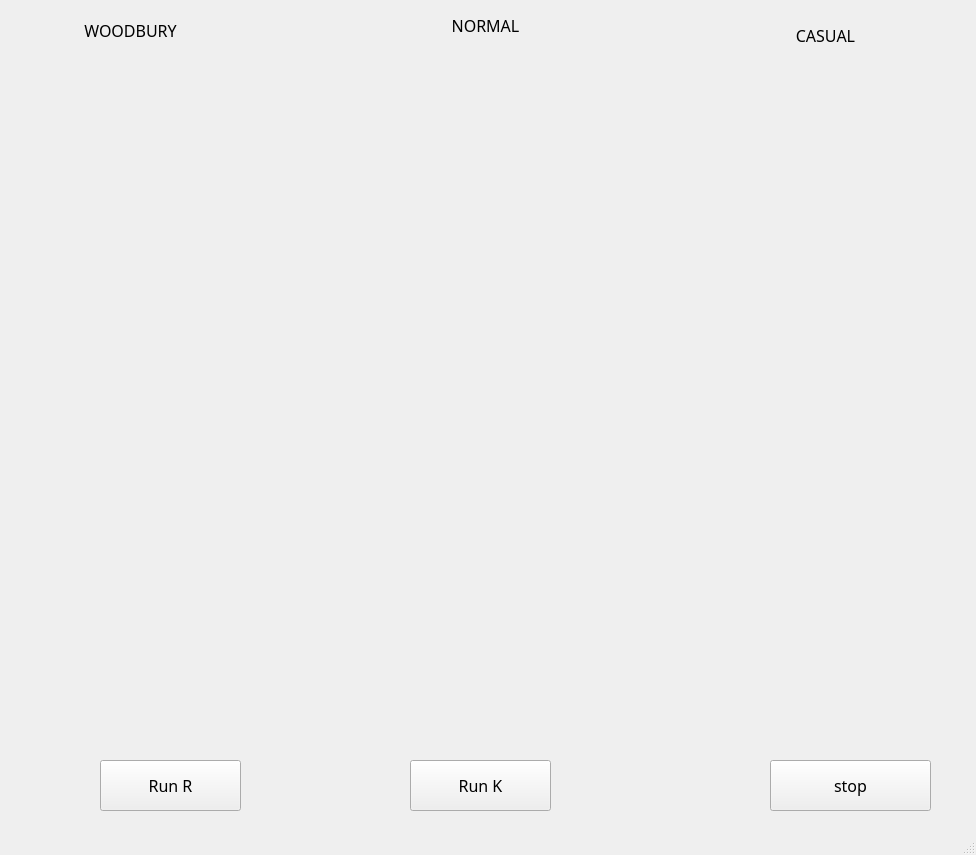
Jie0906/hsipl_HW4, file result.ui: the form before one commit.
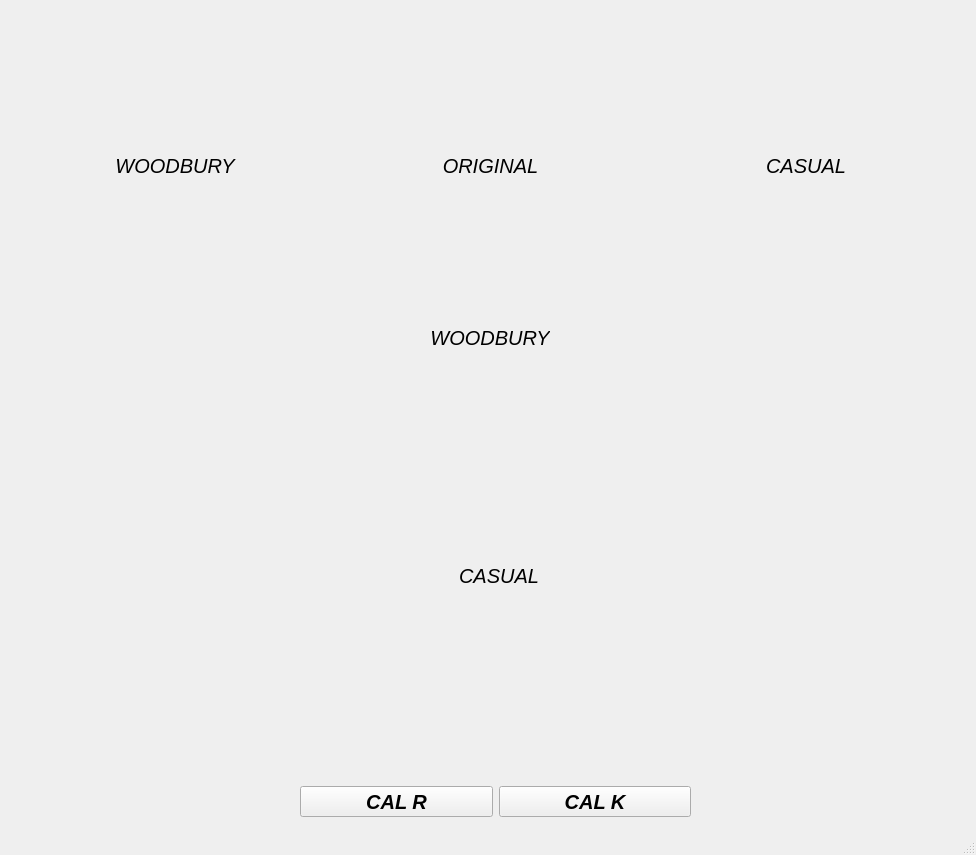
The form after the commit.

Diff of the .ui file:
```diff
--- a/result.ui
+++ b/result.ui
@@ -14,66 +14,20 @@
    <string>RXD-GUI</string>
   </property>
   <widget class="QWidget" name="centralwidget">
-   <widget class="QPushButton" name="pushButton_4">
-    <property name="geometry">
-     <rect>
-      <x>770</x>
-      <y>760</y>
-      <width>161</width>
-      <height>51</height>
-     </rect>
-    </property>
-    <property name="font">
-     <font>
-      <family>Yu Mincho Light</family>
-      <pointsize>12</pointsize>
-     </font>
-    </property>
-    <property name="text">
-     <string>stop</string>
-    </property>
-    <property name="iconSize">
-     <size>
-      <width>16</width>
-      <height>16</height>
-     </size>
-    </property>
-   </widget>
-   <widget class="QLabel" name="label_3">
+   <widget class="QLabel" name="label_6">
     <property name="geometry">
      <rect>
       <x>430</x>
-      <y>10</y>
-      <width>111</width>
-      <height>31</height>
+      <y>326</y>
+      <width>120</width>
+      <height>24</height>
      </rect>
     </property>
     <property name="font">
      <font>
-      <family>標楷體</family>
-      <pointsize>12</pointsize>
-     </font>
-    </property>
-    <property name="text">
-     <string>NORMAL</string>
-    </property>
-    <property name="alignment">
-     <set>Qt::AlignCenter</set>
-    </property>
-   </widget>
-   <widget class="QLabel" name="label_4">
-    <property name="geometry">
-     <rect>
-      <x>60</x>
-      <y>0</y>
-      <width>141</width>
-      <height>61</height>
-     </rect>
-    </property>
-    <property name="font">
-     <font>
-      <family>標楷體</family>
-      <pointsize>12</pointsize>
+      <family>Arial</family>
+      <pointsize>15</pointsize>
+      <italic>true</italic>
      </font>
     </property>
     <property name="text">
@@ -83,19 +37,20 @@
      <set>Qt::AlignCenter</set>
     </property>
    </widget>
-   <widget class="QLabel" name="label_5">
+   <widget class="QLabel" name="label_7">
     <property name="geometry">
      <rect>
-      <x>740</x>
-      <y>10</y>
-      <width>171</width>
-      <height>51</height>
+      <x>460</x>
+      <y>564</y>
+      <width>78</width>
+      <height>24</height>
      </rect>
     </property>
     <property name="font">
      <font>
-      <family>標楷體</family>
-      <pointsize>12</pointsize>
+      <family>Arial</family>
+      <pointsize>15</pointsize>
+      <italic>true</italic>
      </font>
     </property>
     <property name="text">
@@ -109,116 +64,187 @@
     <property name="geometry">
      <rect>
       <x>20</x>
-      <y>50</y>
-      <width>221</width>
-      <height>201</height>
-     </rect>
-    </property>
-    <layout class="QVBoxLayout" name="verticalLayout_2">
-     <item>
-      <layout class="QVBoxLayout" name="verticalLayout_7" stretch=""/>
-     </item>
-    </layout>
-   </widget>
-   <widget class="QWidget" name="">
-    <property name="geometry">
-     <rect>
-      <x>720</x>
-      <y>50</y>
-      <width>221</width>
-      <height>201</height>
-     </rect>
-    </property>
-    <layout class="QVBoxLayout" name="verticalLayout_3">
-     <item>
-      <layout class="QVBoxLayout" name="verticalLayout_8" stretch=""/>
-     </item>
-    </layout>
-   </widget>
-   <widget class="QWidget" name="">
-    <property name="geometry">
-     <rect>
-      <x>370</x>
-      <y>44</y>
-      <width>231</width>
+      <y>350</y>
+      <width>941</width>
       <height>211</height>
      </rect>
     </property>
-    <layout class="QVBoxLayout" name="verticalLayout_6" stretch="0">
-     <item>
-      <layout class="QHBoxLayout" name="horizontalLayout_3" stretch="0">
-       <item>
-        <layout class="QVBoxLayout" name="verticalLayout"/>
-       </item>
-      </layout>
-     </item>
+    <layout class="QVBoxLayout" name="verticalLayout_4">
+     <property name="spacing">
+      <number>6</number>
+     </property>
     </layout>
    </widget>
    <widget class="QWidget" name="">
     <property name="geometry">
      <rect>
       <x>20</x>
-      <y>540</y>
-      <width>921</width>
+      <y>590</y>
+      <width>941</width>
       <height>191</height>
      </rect>
     </property>
     <layout class="QVBoxLayout" name="verticalLayout_5"/>
    </widget>
+   <widget class="QWidget" name="">
+    <property name="geometry">
+     <rect>
+      <x>300</x>
+      <y>786</y>
+      <width>391</width>
+      <height>31</height>
+     </rect>
+    </property>
+    <layout class="QHBoxLayout" name="horizontalLayout_2">
+     <item>
+      <widget class="QPushButton" name="pushButton_2">
+       <property name="font">
+        <font>
+         <family>Arial</family>
+         <pointsize>15</pointsize>
+         <weight>75</weight>
+         <italic>true</italic>
+         <bold>true</bold>
+        </font>
+       </property>
+       <property name="text">
+        <string>CAL R</string>
+       </property>
+       <property name="iconSize">
+        <size>
+         <width>16</width>
+         <height>16</height>
+        </size>
+       </property>
+      </widget>
+     </item>
+     <item>
+      <widget class="QPushButton" name="pushButton_3">
+       <property name="font">
+        <font>
+         <family>Arial</family>
+         <pointsize>15</pointsize>
+         <weight>75</weight>
+         <italic>true</italic>
+         <bold>true</bold>
+        </font>
+       </property>
+       <property name="cursor">
+        <cursorShape>ArrowCursor</cursorShape>
+       </property>
+       <property name="text">
+        <string>CAL K</string>
+       </property>
+      </widget>
+     </item>
+    </layout>
+   </widget>
    <widget class="QWidget" name="">
     <property name="geometry">
      <rect>
       <x>20</x>
-      <y>300</y>
-      <width>921</width>
-      <height>211</height>
+      <y>10</y>
+      <width>941</width>
+      <height>311</height>
      </rect>
     </property>
-    <layout class="QVBoxLayout" name="verticalLayout_4"/>
-   </widget>
-   <widget class="QPushButton" name="pushButton_2">
-    <property name="geometry">
-     <rect>
-      <x>100</x>
-      <y>760</y>
-      <width>141</width>
-      <height>51</height>
-     </rect>
-    </property>
-    <property name="font">
-     <font>
-      <family>Yu Mincho Light</family>
-      <pointsize>12</pointsize>
-     </font>
-    </property>
-    <property name="text">
-     <string>Run R</string>
-    </property>
-    <property name="iconSize">
-     <size>
-      <width>16</width>
-      <height>16</height>
-     </size>
-    </property>
-   </widget>
-   <widget class="QPushButton" name="pushButton_3">
-    <property name="geometry">
-     <rect>
-      <x>410</x>
-      <y>760</y>
-      <width>141</width>
-      <height>51</height>
-     </rect>
-    </property>
-    <property name="font">
-     <font>
-      <family>Yu Mincho Light</family>
-      <pointsize>12</pointsize>
-     </font>
-    </property>
-    <property name="text">
-     <string>Run K</string>
-    </property>
+    <layout class="QHBoxLayout" name="horizontalLayout" stretch="0,0,0">
+     <item>
+      <layout class="QVBoxLayout" name="verticalLayout_9" stretch="1,3">
+       <item>
+        <widget class="QLabel" name="label_4">
+         <property name="font">
+          <font>
+           <family>Arial</family>
+           <pointsize>15</pointsize>
+           <italic>true</italic>
+          </font>
+         </property>
+         <property name="text">
+          <string>WOODBURY</string>
+         </property>
+         <property name="alignment">
+          <set>Qt::AlignCenter</set>
+         </property>
+        </widget>
+       </item>
+       <item>
+        <layout class="QVBoxLayout" name="verticalLayout_2">
+         <item>
+          <layout class="QVBoxLayout" name="verticalLayout_7">
+           <property name="sizeConstraint">
+            <enum>QLayout::SetFixedSize</enum>
+           </property>
+          </layout>
+         </item>
+        </layout>
+       </item>
+      </layout>
+     </item>
+     <item>
+      <layout class="QVBoxLayout" name="verticalLayout_10" stretch="1,3">
+       <item>
+        <widget class="QLabel" name="label_3">
+         <property name="font">
+          <font>
+           <family>Arial</family>
+           <pointsize>15</pointsize>
+           <italic>true</italic>
+          </font>
+         </property>
+         <property name="text">
+          <string>ORIGINAL</string>
+         </property>
+         <property name="alignment">
+          <set>Qt::AlignCenter</set>
+         </property>
+        </widget>
+       </item>
+       <item>
+        <layout class="QVBoxLayout" name="verticalLayout_6" stretch="0">
+         <item>
+          <layout class="QHBoxLayout" name="horizontalLayout_3" stretch="0">
+           <item>
+            <layout class="QVBoxLayout" name="verticalLayout"/>
+           </item>
+          </layout>
+         </item>
+        </layout>
+       </item>
+      </layout>
+     </item>
+     <item>
+      <layout class="QVBoxLayout" name="verticalLayout_11" stretch="1,3">
+       <item>
+        <widget class="QLabel" name="label_5">
+         <property name="enabled">
+          <bool>true</bool>
+         </property>
+         <property name="font">
+          <font>
+           <family>Arial</family>
+           <pointsize>15</pointsize>
+           <italic>true</italic>
+          </font>
+         </property>
+         <property name="text">
+          <string>CASUAL</string>
+         </property>
+         <property name="alignment">
+          <set>Qt::AlignCenter</set>
+         </property>
+        </widget>
+       </item>
+       <item>
+        <layout class="QVBoxLayout" name="verticalLayout_3">
+         <item>
+          <layout class="QVBoxLayout" name="verticalLayout_8"/>
+         </item>
+        </layout>
+       </item>
+      </layout>
+     </item>
+    </layout>
    </widget>
   </widget>
   <widget class="QMenuBar" name="menubar">
```
